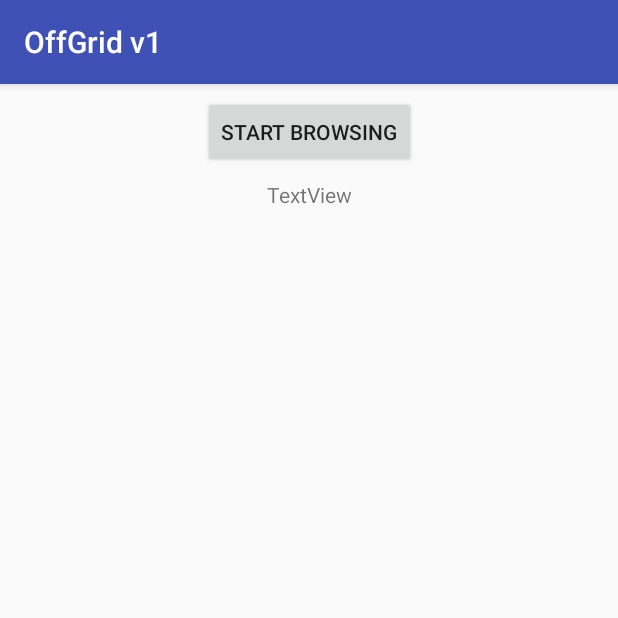
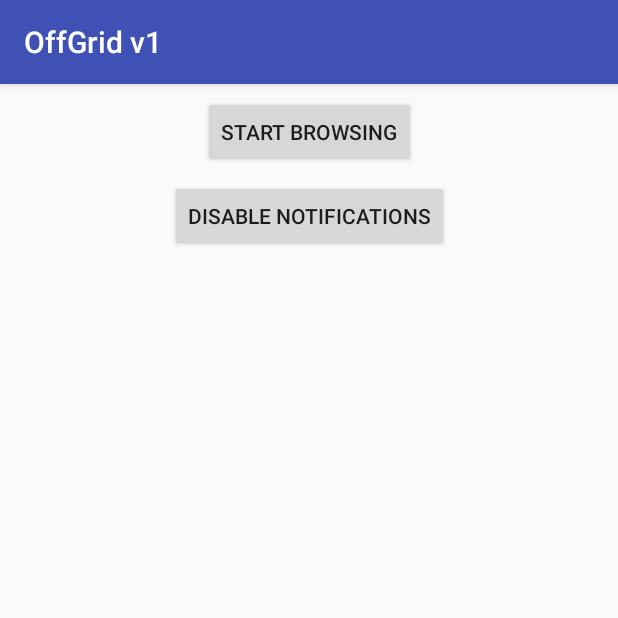
Before and after one commit to jamessimonaro/offgrid, an Android app: the screen it shows after launch (MainActivity), on a phone screen of 412 x 824 dp, the top half of it. Run offline under Robolectric (Android 15) with nearby library versions, the phone set to English and light mode, and no system bars.

Commit message:
Chris's changes - adding notification toggle button

```diff
--- a/app/src/main/res/layout/activity_main.xml
+++ b/app/src/main/res/layout/activity_main.xml
@@ -18,15 +18,16 @@
         app:layout_constraintStart_toStartOf="parent"
         app:layout_constraintTop_toTopOf="parent" />
 
-    <TextView
-        android:id="@+id/textView"
+    <Button
+        android:id="@+id/notification_btn"
         android:layout_width="wrap_content"
         android:layout_height="wrap_content"
         android:layout_marginEnd="8dp"
         android:layout_marginStart="8dp"
         android:layout_marginTop="8dp"
-        android:text="TextView"
+        android:text="Disable Notifications"
         app:layout_constraintEnd_toEndOf="parent"
+        app:layout_constraintHorizontal_bias="0.502"
         app:layout_constraintStart_toStartOf="parent"
         app:layout_constraintTop_toBottomOf="@+id/browse_btn" />
 
```
